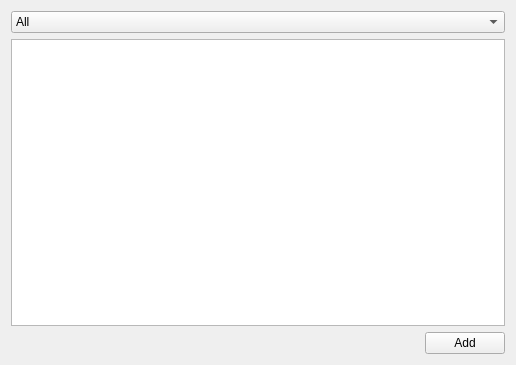
Before: the Qt Designer form src/ARM_R_viewCore/ListsForm.ui in nevaeh82/arm_r, drawn with Qt 5.
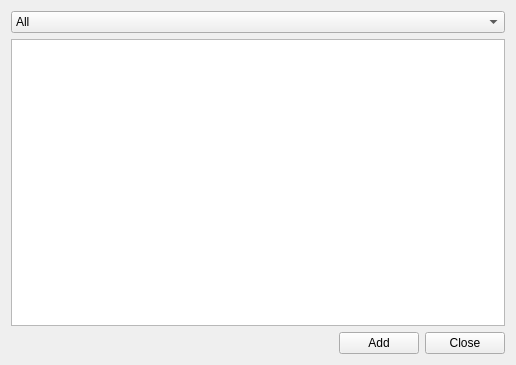
After: the same form once the commit is applied.

The edit to the form file:
```diff
--- a/src/ARM_R_viewCore/ListsForm.ui
+++ b/src/ARM_R_viewCore/ListsForm.ui
@@ -62,6 +62,13 @@
        </property>
       </widget>
      </item>
+     <item>
+      <widget class="QPushButton" name="pbClose">
+       <property name="text">
+        <string>Close</string>
+       </property>
+      </widget>
+     </item>
     </layout>
    </item>
   </layout>
```
